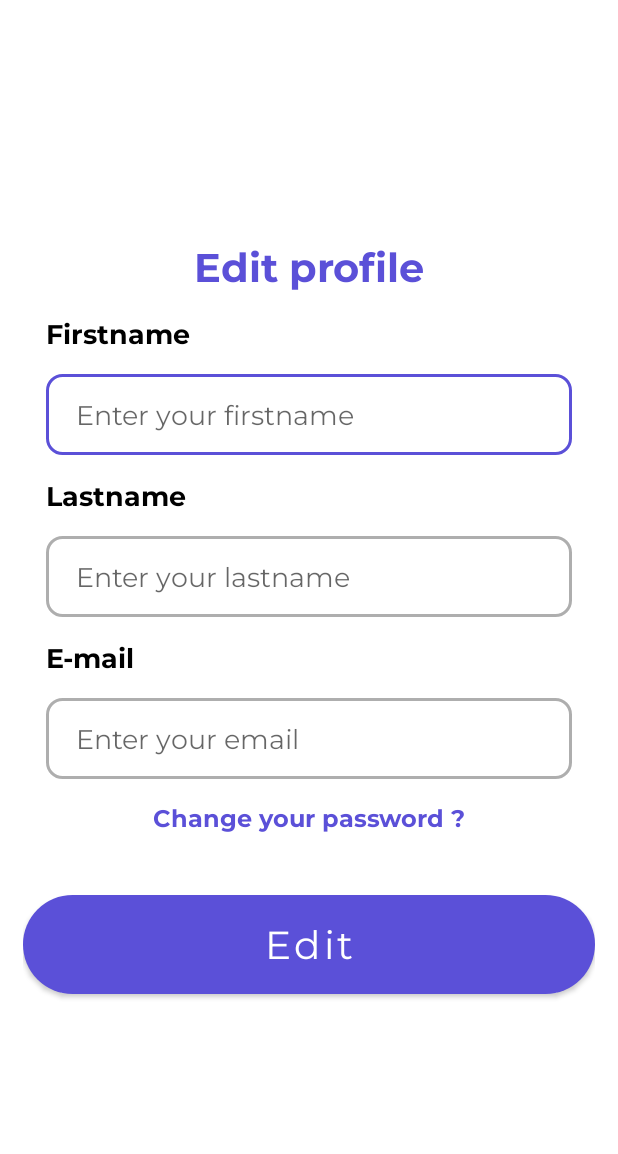
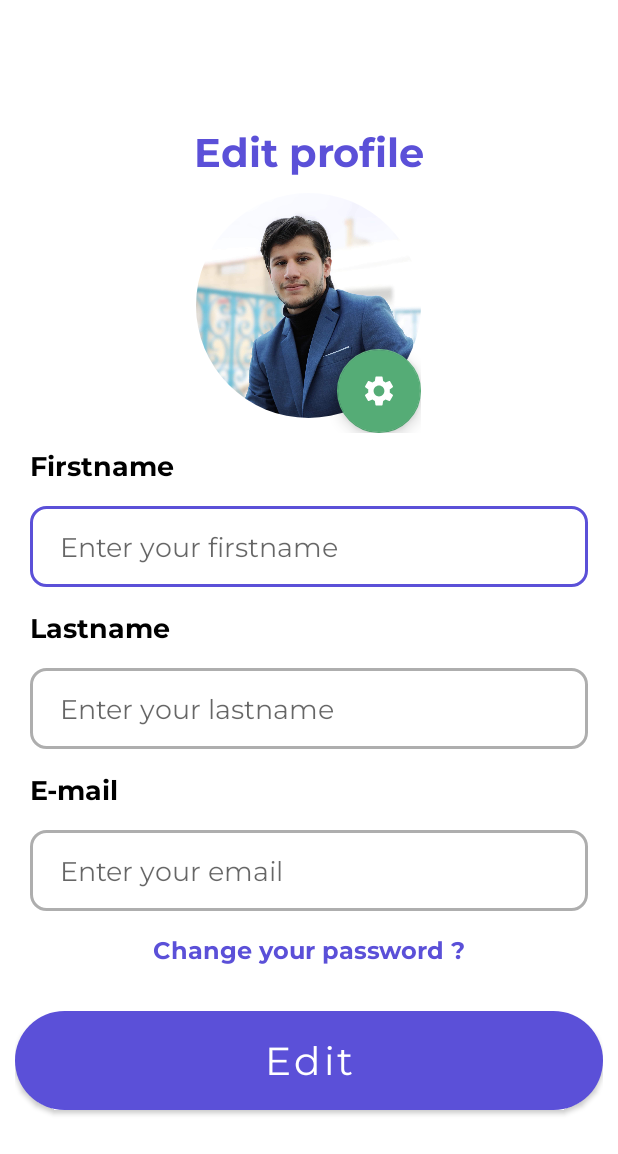
Before and after one commit to bairemkh/najahni-android, an Android app: the EditProfileActivity screen opened directly, with no data from a screen before it, on a phone screen of 412 x 824 dp. Shown: the top 1154 px of the screen. Run offline under Robolectric (Android 15) with nearby library versions, the phone set to English and light mode, and no system bars; our stand-ins replace CircleImageView; pictures from the network do not load; 2 statements that could not run were skipped.

Commit message:
Bairem (#10)
* Mohamed (#7)

* Bairem (#6)

* Mohamed (#5)

* Bairem (#4)

* login interface (#1) (#2)

* fixing errors and currentUser

* architecture fixing

* testing login

* test retrofit

* fix retrofit

* retrofit

* token stored

* login

* add bottom bar navigation

* custom app bar + course card

* profile screen + course adapter

---------

Co-authored-by: oueslatimohamed <oueslatimohamed01@gmail.com>

* signup

* signup

---------

Co-authored-by: oueslatimohamed <oueslatimohamed01@gmail.com>

* add trainer profile

---------

Co-authored-by: oueslatimohamed <oueslatimohamed01@gmail.com>
Co-authored-by: oueslatimohamed <61124424+oueslatimohamed@users.noreply.github.com>

* course detail

* image change

* image change

---------

Co-authored-by: oueslatimohamed <oueslatimohamed01@gmail.com>
Co-authored-by: oueslatimohamed <61124424+oueslatimohamed@users.noreply.github.com>

```diff
--- a/app/src/main/java/com/example/najahni/services/retrofitInterfaces/IUserRetrofit.kt
+++ b/app/src/main/java/com/example/najahni/services/retrofitInterfaces/IUserRetrofit.kt
@@ -1,6 +1,7 @@
 package com.example.najahni.services.retrofitInterfaces
 
 import com.example.najahni.models.User
+import okhttp3.MultipartBody
 import okhttp3.ResponseBody
 import retrofit2.Call
 import retrofit2.Response
@@ -40,6 +41,10 @@ interface IUserRetrofit {
         @Field("password") password: String
     ): Call<ResponseBody>
 
+    @Multipart
+    @PUT("user/change-photo")
+    fun changeImage(@Header("Authorization") authorization: String,@Part image: MultipartBody.Part): Call<ResponseBody>
+
     @PUT("user/editprofile")
     @FormUrlEncoded
     fun editProfile(
--- a/app/src/main/java/com/example/najahni/utils/Consts.kt
+++ b/app/src/main/java/com/example/najahni/utils/Consts.kt
@@ -11,6 +11,7 @@ object Consts {
     const val USER_EMAIL_INTENT="userEmail"
     const val USER_PASSWORD_INTENT="userPassword"
 
+
     val BASE_URL1 = "http://192.168.1.15:9090"
     val BASE_URL="http://192.168.1.15:9090/"
     val retrofit = Retrofit.Builder()
--- a/app/src/main/res/layout/activity_course_detail.xml
+++ b/app/src/main/res/layout/activity_course_detail.xml
@@ -131,7 +131,6 @@
             android:layout_width="match_parent"
             android:layout_height="500dp" />
     </LinearLayout>
-
     </androidx.core.widget.NestedScrollView>
 
     <com.google.android.material.floatingactionbutton.FloatingActionButton
--- a/app/src/main/res/layout/activity_edit_profile.xml
+++ b/app/src/main/res/layout/activity_edit_profile.xml
@@ -1,20 +1,16 @@
 <?xml version="1.0" encoding="utf-8"?>
-<androidx.constraintlayout.widget.ConstraintLayout xmlns:android="http://schemas.android.com/apk/res/android"
+<ScrollView xmlns:android="http://schemas.android.com/apk/res/android"
     xmlns:app="http://schemas.android.com/apk/res-auto"
     xmlns:tools="http://schemas.android.com/tools"
     android:layout_width="match_parent"
     android:layout_height="match_parent"
+    android:fillViewport="true"
+    android:padding="10dp"
     tools:context=".views.editProfile.EditProfileActivity">
 
     <LinearLayout
-        android:id="@+id/linearLayout5"
-        android:layout_width="0dp"
-        android:layout_height="0dp"
-        android:layout_margin="15dp"
-        android:layout_marginStart="14dp"
-        android:layout_marginTop="14dp"
-        android:layout_marginEnd="14dp"
-        android:layout_marginBottom="14dp"
+        android:layout_width="match_parent"
+        android:layout_height="wrap_content"
         android:gravity="center"
         android:orientation="vertical"
         app:layout_constraintBottom_toBottomOf="parent"
@@ -30,12 +26,33 @@
             android:textAlignment="center"
             android:textColor="@color/primary_color"
             android:textSize="12pt" />
-
+        <FrameLayout
+            android:layout_width="wrap_content"
+            android:layout_height="wrap_content">
+            <de.hdodenhof.circleimageview.CircleImageView
+                android:id="@+id/editProfileImage"
+                android:layout_width="150dp"
+                android:layout_height="150dp"
+                android:layout_marginVertical="10dp"
+                android:src="@drawable/user"
+                android:scaleType="centerCrop"
+                />
+            <com.google.android.material.floatingactionbutton.FloatingActionButton
+                android:id="@+id/changeImageBtn"
+                android:layout_width="wrap_content"
+                android:layout_height="wrap_content"
+                app:layout_anchor="@id/editProfileImage"
+                android:layout_gravity="bottom|end"
+                android:clickable="true"
+                android:src="@drawable/baseline_settings_24"
+                app:tint="@color/white"
+                />
+        </FrameLayout>
         <LinearLayout
             android:layout_width="match_parent"
             android:layout_height="wrap_content"
             android:layout_gravity="center"
-            android:layout_margin="15sp"
+            android:layout_margin="10sp"
             android:gravity="center"
             android:orientation="vertical">
             <TextView
@@ -124,7 +141,7 @@
             android:id="@+id/editbtn"
             android:layout_width="match_parent"
             android:layout_height="wrap_content"
-            android:layout_marginTop="25dp"
+            android:layout_marginTop="20dp"
             android:background="@drawable/filter_background"
             android:fontFamily="@font/montserrat_regular"
             android:paddingVertical="10dp"
@@ -134,4 +151,4 @@
             android:textSize="26sp" />
     </LinearLayout>
 
-</androidx.constraintlayout.widget.ConstraintLayout>
+</ScrollView>
```
Also changed, not shown: app/src/main/AndroidManifest.xml (+5 -2 lines), app/src/main/java/com/example/najahni/services/implementation/UserService.kt (+22 -0 lines), app/src/main/java/com/example/najahni/views/editProfile/EditProfileActivity.kt (+39 -2 lines), app/src/main/java/com/example/najahni/views/editProfile/EditProfileViewModel.kt (+24 -0 lines).
